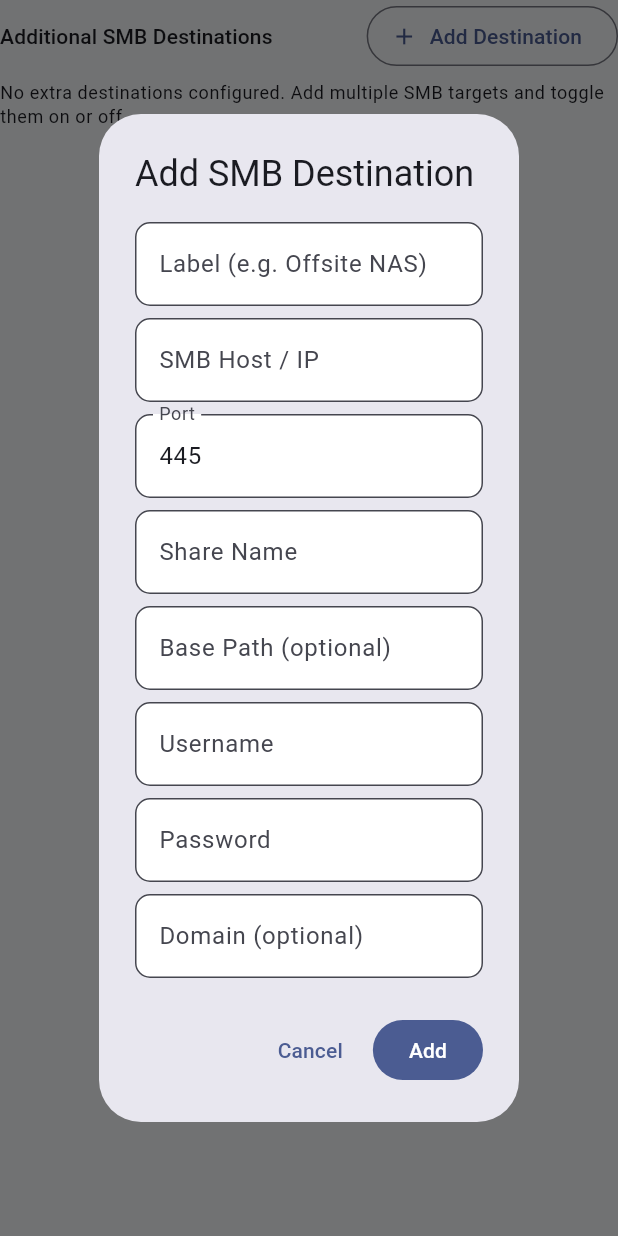
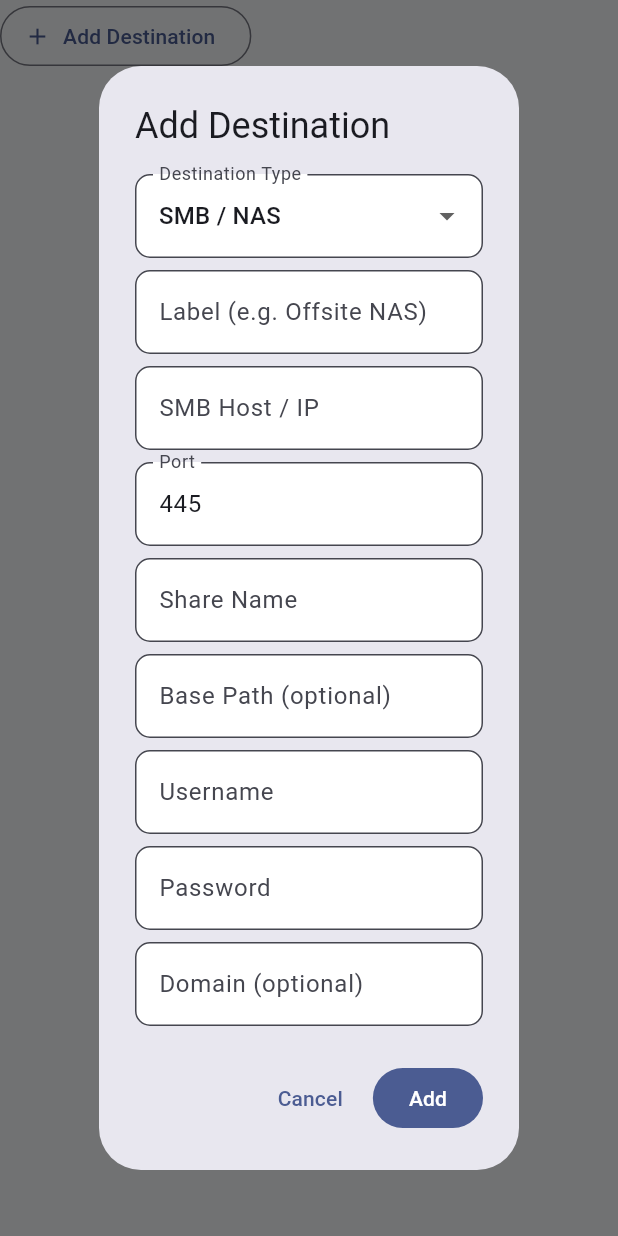
Before and after one commit to rodvieirasilva/uback, a Flutter app: the ExtraDestinationsSection widget shown alone on an empty page, opened directly with empty values, after a tap on "Add Destination", on a phone screen of 412 x 824 dp. Run offline on Flutter 3.47's test engine with Material 3 defaults, Android fonts, the phone set to English and light mode, and no system bars; our stand-ins replace flutter_secure_storage, material_ui, shared_preferences; accounts and stored records are empty.

Commit message:
fix: resumable Telegram batch export and unified Settings sections (v1.2.12)

```diff
--- a/mobile/lib/core/config/app_config.dart
+++ b/mobile/lib/core/config/app_config.dart
@@ -37,7 +37,7 @@ class CompileTimeDefaults {
   static const String e2eDeviceOverride =
       String.fromEnvironment('UBACK_E2E_DEVICE_OVERRIDE', defaultValue: '');
   static const String appVersion =
-      String.fromEnvironment('UBACK_APP_VERSION', defaultValue: '1.2.11');
+      String.fromEnvironment('UBACK_APP_VERSION', defaultValue: '1.2.12');
   static const String buildDate =
       String.fromEnvironment('UBACK_BUILD_DATE', defaultValue: '');
   static const String gitSha =
--- a/mobile/lib/ui/widgets/connectors_section.dart
+++ b/mobile/lib/ui/widgets/connectors_section.dart
@@ -36,7 +36,6 @@ class ConnectorsSection extends StatelessWidget {
     return Column(
       crossAxisAlignment: CrossAxisAlignment.stretch,
       children: [
-        const SizedBox(height: 18),
         const SettingsSectionHeader(title: 'WHATSAPP'),
         const SizedBox(height: 10),
         SecretTextField(
@@ -60,7 +59,7 @@ class ConnectorsSection extends StatelessWidget {
           ),
         ),
         if (CompileTimeDefaults.enableTelegram) ...[
-          const SizedBox(height: 18),
+          const SettingsSectionDivider(),
           const SettingsSectionHeader(title: 'TELEGRAM'),
           const SizedBox(height: 10),
           withTestId(
--- a/mobile/lib/ui/widgets/destinations_section.dart
+++ b/mobile/lib/ui/widgets/destinations_section.dart
@@ -33,35 +33,9 @@ class ExtraDestinationsSection extends StatelessWidget {
     return Column(
       crossAxisAlignment: CrossAxisAlignment.stretch,
       children: [
-        Wrap(
-          spacing: 8,
-          runSpacing: 4,
-          alignment: WrapAlignment.spaceBetween,
-          crossAxisAlignment: WrapCrossAlignment.center,
-          children: [
-            Text('Additional SMB Destinations', style: theme.textTheme.titleSmall),
-            withTestId(
-              AppTestKeys.settingsAddDestinationId,
-              child: OutlinedButton.icon(
-                key: AppTestKeys.settingsAddDestination,
-                onPressed: () => _showAddDialog(context),
-                icon: const Icon(Icons.add, size: 18),
-                label: const Text('Add Destination'),
-              ),
-            ),
-          ],
-        ),
-        if (destinations.isEmpty)
-          Padding(
-            padding: const EdgeInsets.only(top: 6),
-            child: Text(
-              'No extra destinations configured. Add multiple SMB targets and toggle them on or off.',
-              style: theme.textTheme.bodySmall,
-            ),
-          ),
         for (var i = 0; i < destinations.length; i++)
           Card(
-            margin: const EdgeInsets.only(top: 8),
+            margin: const EdgeInsets.only(bottom: 10),
             child: Padding(
               padding: const EdgeInsets.symmetric(horizontal: 12, vertical: 8),
               child: Column(
@@ -74,7 +48,7 @@ class ExtraDestinationsSection extends StatelessWidget {
                           crossAxisAlignment: CrossAxisAlignment.start,
                           children: [
                             Text(
-                              destinations[i].name,
+                              '${destinations[i].name} • SMB / NAS',
                               style: theme.textTheme.titleSmall,
                               maxLines: 1,
                               overflow: TextOverflow.ellipsis,
@@ -133,6 +107,18 @@ class ExtraDestinationsSection extends StatelessWidget {
               ),
             ),
           ),
+        Align(
+          alignment: Alignment.centerLeft,
+          child: withTestId(
+            AppTestKeys.settingsAddDestinationId,
+            child: OutlinedButton.icon(
+              key: AppTestKeys.settingsAddDestination,
+              onPressed: () => _showAddDialog(context),
+              icon: const Icon(Icons.add, size: 18),
+              label: const Text('Add Destination'),
+            ),
+          ),
+        ),
       ],
     );
   }
@@ -171,11 +157,20 @@ class _AddSmbDestinationDialogState extends State<_AddSmbDestinationDialog> {
   @override
   Widget build(BuildContext context) {
     return AlertDialog(
-      title: const Text('Add SMB Destination'),
+      title: const Text('Add Destination'),
       content: SingleChildScrollView(
         child: Column(
           mainAxisSize: MainAxisSize.min,
           children: [
+            DropdownButtonFormField<String>(
+              initialValue: 'smb_nas',
+              decoration: const InputDecoration(labelText: 'Destination Type'),
+              items: const [
+                DropdownMenuItem(value: 'smb_nas', child: Text('SMB / NAS')),
+              ],
+              onChanged: (_) {},
+            ),
+            const SizedBox(height: 8),
             TextField(
               controller: _nameCtrl,
               decoration: const InputDecoration(labelText: 'Label (e.g. Offsite NAS)'),
--- a/mobile/pubspec.yaml
+++ b/mobile/pubspec.yaml
@@ -1,7 +1,7 @@
 name: uback
 description: "UBack — Ultimate Backup Android app with verified SMB backup."
 publish_to: 'none'
-version: 1.2.11
+version: 1.2.12
 
 environment:
   sdk: ^3.14.0
```
Also changed, not shown: mobile/lib/ui/settings_screen.dart (+29 -33 lines), mobile/lib/ui/widgets/settings_components.dart (+13 -0 lines), 8 other files.
